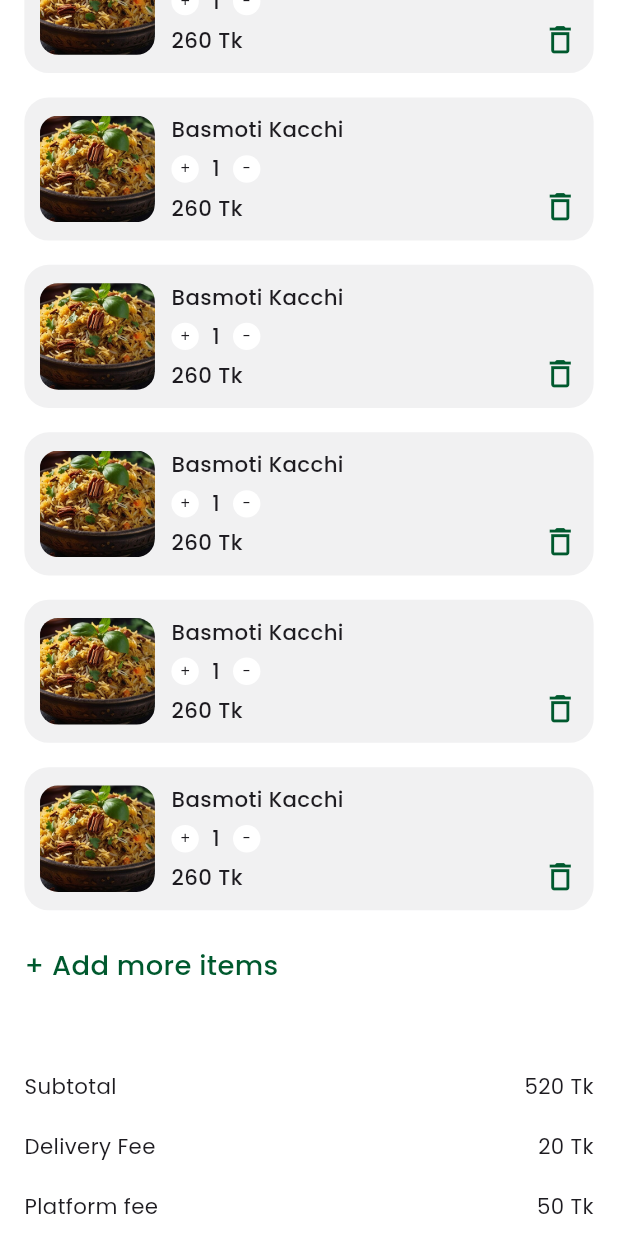
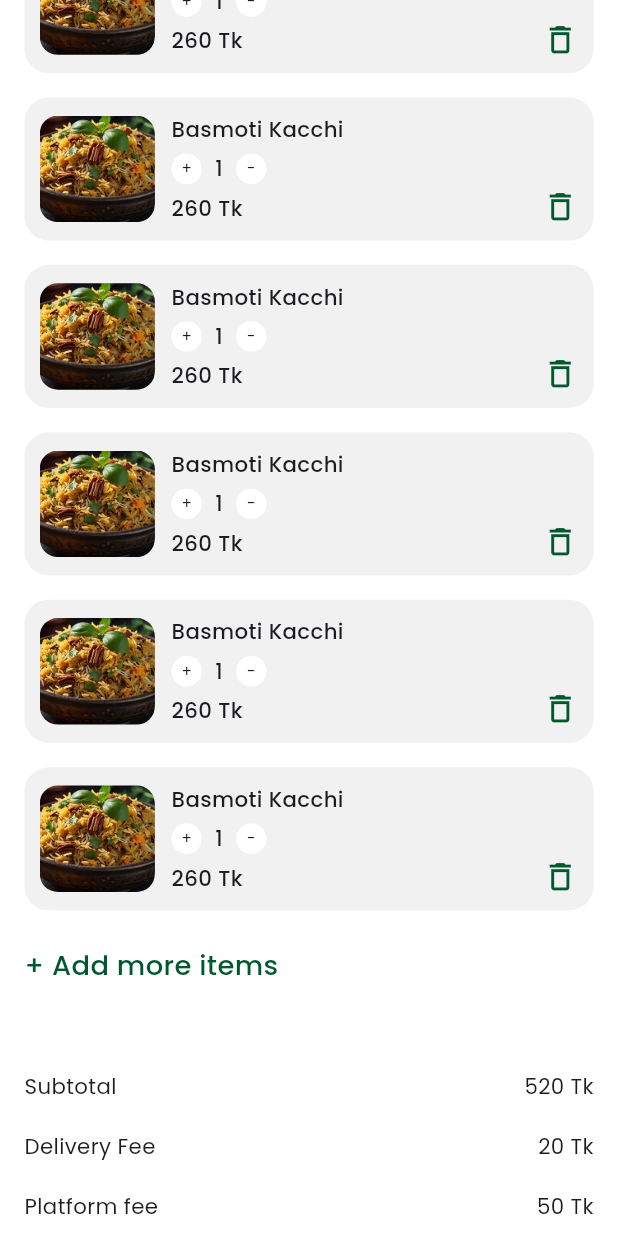
Before and after one commit to MTS-Services/Al-khalifa_food_delivery_app, a Flutter app: the CartView screen opened by its route, scrolled down 576 dp, on a phone screen of 412 x 824 dp. Run offline on Flutter 3.47's test engine with Material 3 defaults, Android fonts, the phone set to English and light mode, and no system bars; our stand-ins replace dropdown_button2, flutter_screenutil, get, pin_code_fields.

Commit message:
last update

```diff
--- a/lib/app/modules/common/custom_cart_item.dart
+++ b/lib/app/modules/common/custom_cart_item.dart
@@ -58,8 +58,8 @@ class CustomCartItem extends StatelessWidget {
                           GestureDetector(
                             onTap: controller.increment,
                             child: Container(
-                              height: 18.r,
-                              width: 18.r,
+                              height: 20.r,
+                              width: 20.r,
                               alignment: Alignment.center,
                               decoration: const BoxDecoration(
                                 shape: BoxShape.circle,
@@ -76,8 +76,8 @@ class CustomCartItem extends StatelessWidget {
                           GestureDetector(
                             onTap: controller.decrement,
                             child: Container(
-                              height: 18.r,
-                              width: 18.r,
+                              height: 20.r,
+                              width: 20.r,
                               alignment: Alignment.center,
                               decoration: const BoxDecoration(
                                 shape: BoxShape.circle,
--- a/lib/app/modules/common/custom_list.dart
+++ b/lib/app/modules/common/custom_list.dart
@@ -15,8 +15,8 @@ class CustomList extends StatelessWidget {
       child: Row(
         mainAxisAlignment: MainAxisAlignment.spaceBetween,
         children: [
-          Text(chargeType, style: AppTextStyles.regular14),
-          Text(amount, style: AppTextStyles.regular14),
+          Flexible(child: Text(chargeType, style: AppTextStyles.regular14)),
+          Flexible(child: Text(amount, style: AppTextStyles.regular14)),
         ],
       ),
     );
```
Also changed, not shown: lib/app/modules/profile/views/profile_view.dart (+17 -7 lines).
